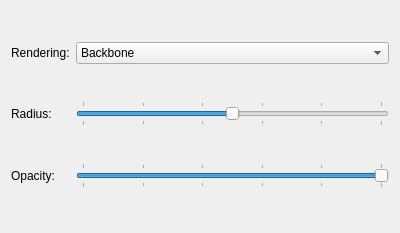
The window that libavogadro/src/engines/ribbonsettingswidget.ui (cryos/avogadro) describes before a commit, drawn with Qt 5.
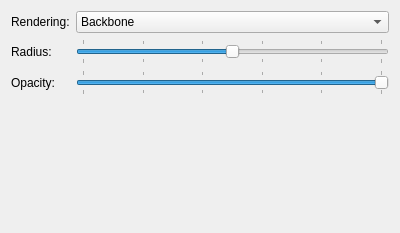
The same window after the commit.

Commit message: Added spacers to the engine configuration dialogs.

What changed in the file:
```diff
--- a/libavogadro/src/engines/ribbonsettingswidget.ui
+++ b/libavogadro/src/engines/ribbonsettingswidget.ui
@@ -108,6 +108,19 @@
      </property>
     </widget>
    </item>
+   <item row="3" column="1" >
+    <spacer>
+     <property name="orientation" >
+      <enum>Qt::Vertical</enum>
+     </property>
+     <property name="sizeHint" >
+      <size>
+       <width>20</width>
+       <height>40</height>
+      </size>
+     </property>
+    </spacer>
+   </item>
   </layout>
  </widget>
  <resources/>
```
The commit also changes 4 other files.
